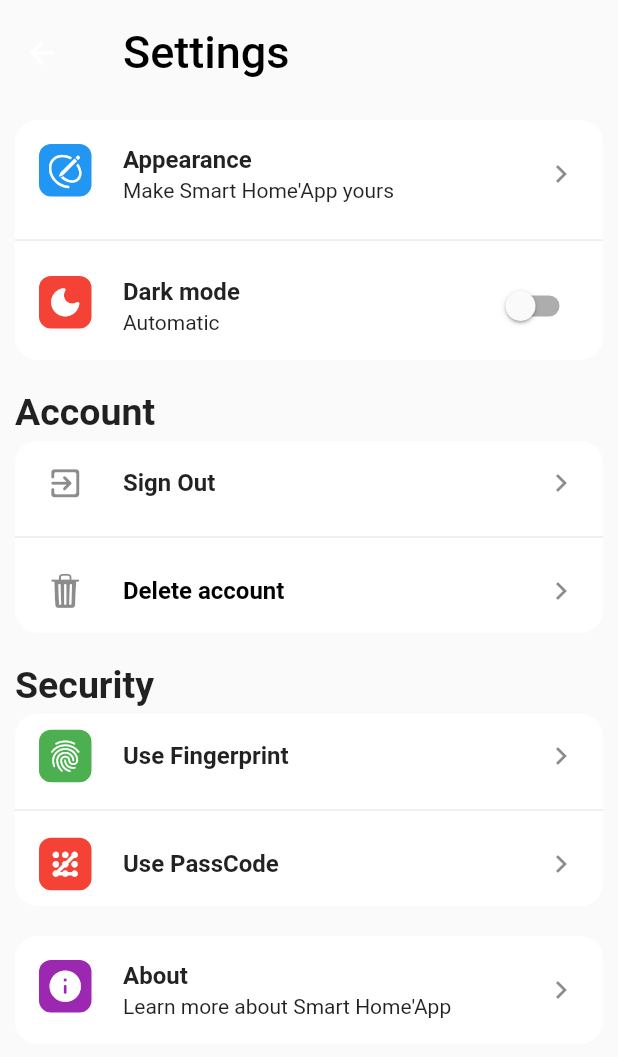
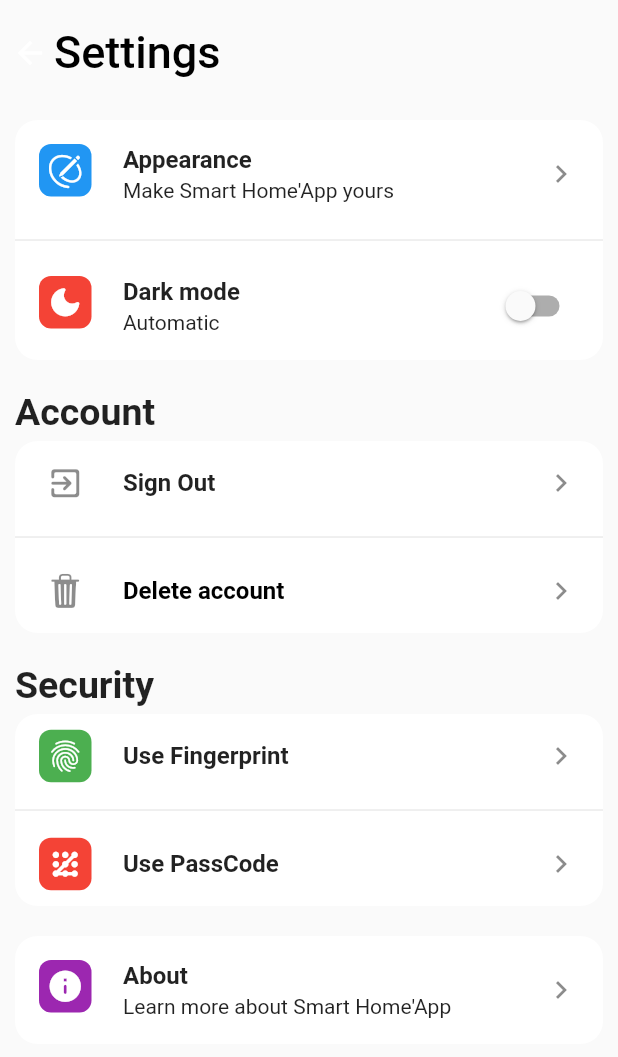
Before and after one commit to yash1001-sojitra/Smart-home, a Flutter app: the SettingDash screen opened directly, on a phone screen of 412 x 824 dp. Shown: the top 1057 px of the screen. Run offline on Flutter 3.47's test engine with Material 2 defaults, Android fonts, the phone set to English and light mode, and no system bars; drawn by our look-alikes of babstrap_settings_screen; our stand-ins replace awesome_snackbar_content, cloud_firestore, connectivity_plus, file_picker, firebase_auth, firebase_core and 11 more; missing offline and left inert: fancy_bar, firebase_phone_auth_handler; accounts and stored records are empty; statements that could not run were skipped.

Commit message:
setting fix

```diff
--- a/lib/Screens/User/Homepage/Bottom_Bar/settings.dart
+++ b/lib/Screens/User/Homepage/Bottom_Bar/settings.dart
@@ -39,13 +39,12 @@ class _SettingDashState extends State<SettingDash> {
         toolbarHeight: 70,
         elevation: 0,
         backgroundColor: Colors.transparent,
-        title: const Padding(
-          padding: EdgeInsets.only(left: 10.0),
-          child: Text(
-            "Settings",
-            style: TextStyle(color: Colors.black, fontSize: 30),
-          ),
+        title: Text(
+          "Settings",
+          textAlign: TextAlign.center,
+          style: TextStyle(color: Colors.black, fontSize: 30),
         ),
+        leadingWidth: 20,
       ),
       body: Padding(
         padding: const EdgeInsets.all(10),
```
